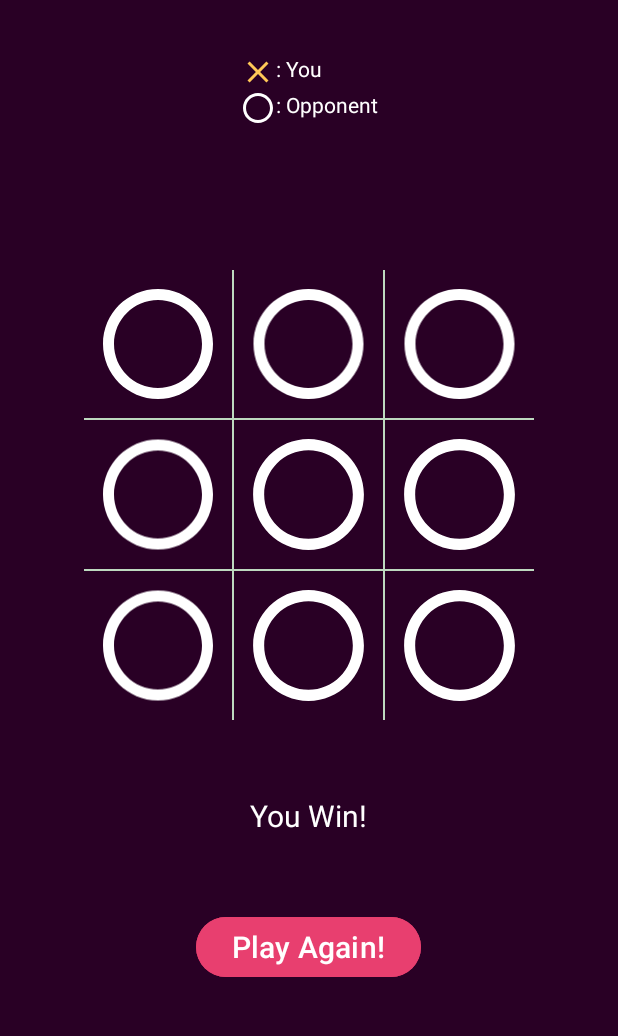
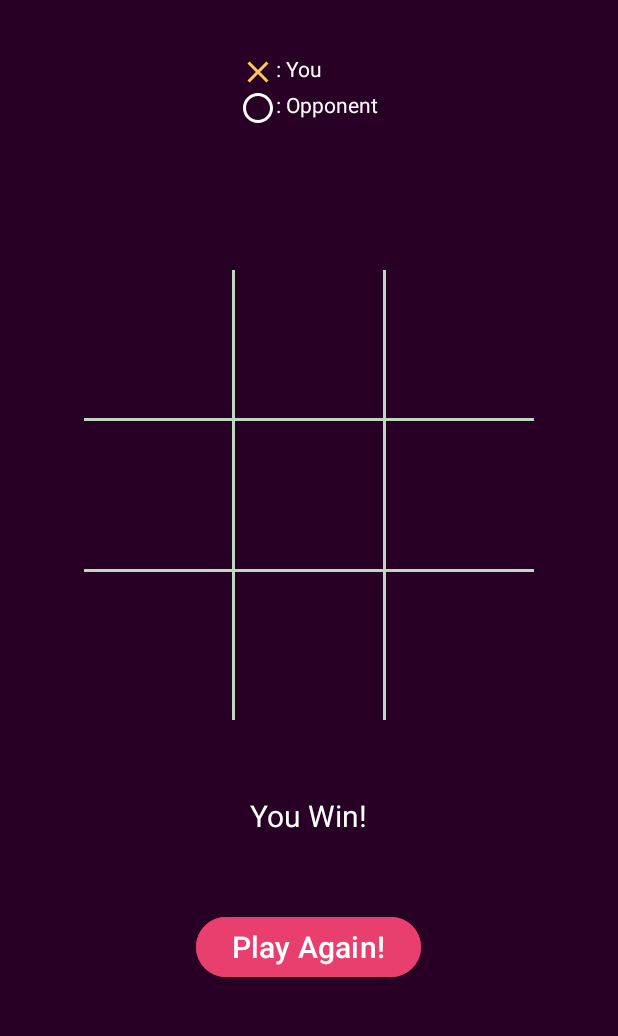
Before and after one commit to mmukramm/TicTacToe-Games, an Android app: the screen it shows after launch (MainActivity), on a phone screen of 412 x 824 dp, the part 123-1159 px from its top. Run offline under Robolectric (Android 15) with nearby library versions, the phone set to English and light mode, and no system bars.

Commit message:
refactor:
remove o_icon as default image

```diff
--- a/app/src/main/res/layout/activity_main.xml
+++ b/app/src/main/res/layout/activity_main.xml
@@ -95,16 +95,15 @@
             android:layout_height="0dp"
             android:layout_rowWeight="1"
             android:layout_columnWeight="1"
-            android:layout_marginEnd="1dp"
-            android:layout_marginBottom="1dp"
+            android:layout_marginEnd="2dp"
+            android:layout_marginBottom="2dp"
             android:background="@color/dark_magenta">
 
             <ImageView
-                android:id="@+id/item1"
+                android:id="@+id/item00"
                 android:layout_width="match_parent"
                 android:layout_height="match_parent"
-                android:layout_margin="5dp"
-                android:src="@drawable/o_icon" />
+                android:layout_margin="5dp" />
         </FrameLayout>
 
         <FrameLayout
@@ -112,15 +111,14 @@
             android:layout_height="0dp"
             android:layout_rowWeight="1"
             android:layout_columnWeight="1"
-            android:layout_marginBottom="1dp"
+            android:layout_marginBottom="2dp"
             android:background="@color/dark_magenta">
 
             <ImageView
-                android:id="@+id/item2"
+                android:id="@+id/item01"
                 android:layout_width="match_parent"
                 android:layout_height="match_parent"
-                android:layout_margin="5dp"
-                android:src="@drawable/o_icon" />
+                android:layout_margin="5dp" />
         </FrameLayout>
 
         <FrameLayout
@@ -128,16 +126,15 @@
             android:layout_height="0dp"
             android:layout_rowWeight="1"
             android:layout_columnWeight="1"
-            android:layout_marginStart="1dp"
-            android:layout_marginBottom="1dp"
+            android:layout_marginStart="2dp"
+            android:layout_marginBottom="2dp"
             android:background="@color/dark_magenta">
 
             <ImageView
-                android:id="@+id/item3"
+                android:id="@+id/item02"
                 android:layout_width="match_parent"
                 android:layout_height="match_parent"
-                android:layout_margin="5dp"
-                android:src="@drawable/o_icon" />
+                android:layout_margin="5dp" />
         </FrameLayout>
 
         <FrameLayout
@@ -145,15 +142,14 @@
             android:layout_height="0dp"
             android:layout_rowWeight="1"
             android:layout_columnWeight="1"
-            android:layout_marginEnd="1dp"
+            android:layout_marginEnd="2dp"
             android:background="@color/dark_magenta">
 
             <ImageView
-                android:id="@+id/item4"
+                android:id="@+id/item10"
                 android:layout_width="match_parent"
                 android:layout_height="match_parent"
-                android:layout_margin="5dp"
-                android:src="@drawable/o_icon" />
+                android:layout_margin="5dp" />
         </FrameLayout>
 
         <FrameLayout
@@ -164,11 +160,10 @@
             android:background="@color/dark_magenta">
 
             <ImageView
-                android:id="@+id/item5"
+                android:id="@+id/item11"
                 android:layout_width="match_parent"
                 android:layout_height="match_parent"
-                android:layout_margin="5dp"
-                android:src="@drawable/o_icon" />
+                android:layout_margin="5dp" />
         </FrameLayout>
 
         <FrameLayout
@@ -176,15 +171,14 @@
             android:layout_height="0dp"
             android:layout_rowWeight="1"
             android:layout_columnWeight="1"
-            android:layout_marginStart="1dp"
+            android:layout_marginStart="2dp"
             android:background="@color/dark_magenta">
 
             <ImageView
-                android:id="@+id/item6"
+                android:id="@+id/item12"
                 android:layout_width="match_parent"
                 android:layout_height="match_parent"
-                android:layout_margin="5dp"
-                android:src="@drawable/o_icon" />
+                android:layout_margin="5dp" />
         </FrameLayout>
 
         <FrameLayout
@@ -192,16 +186,15 @@
             android:layout_height="0dp"
             android:layout_rowWeight="1"
             android:layout_columnWeight="1"
-            android:layout_marginTop="1dp"
-            android:layout_marginEnd="1dp"
+            android:layout_marginTop="2dp"
+            android:layout_marginEnd="2dp"
             android:background="@color/dark_magenta">
 
             <ImageView
-                android:id="@+id/item7"
+                android:id="@+id/item20"
                 android:layout_width="match_parent"
                 android:layout_height="match_parent"
-                android:layout_margin="5dp"
-                android:src="@drawable/o_icon" />
+                android:layout_margin="5dp" />
         </FrameLayout>
 
         <FrameLayout
@@ -209,15 +202,14 @@
             android:layout_height="0dp"
             android:layout_rowWeight="1"
             android:layout_columnWeight="1"
-            android:layout_marginTop="1dp"
+            android:layout_marginTop="2dp"
             android:background="@color/dark_magenta">
 
             <ImageView
-                android:id="@+id/item8"
+                android:id="@+id/item21"
                 android:layout_width="match_parent"
                 android:layout_height="match_parent"
-                android:layout_margin="5dp"
-                android:src="@drawable/o_icon" />
+                android:layout_margin="5dp" />
         </FrameLayout>
 
         <FrameLayout
@@ -225,16 +217,15 @@
             android:layout_height="0dp"
             android:layout_rowWeight="1"
             android:layout_columnWeight="1"
-            android:layout_marginStart="1dp"
-            android:layout_marginTop="1dp"
+            android:layout_marginStart="2dp"
+            android:layout_marginTop="2dp"
             android:background="@color/dark_magenta">
 
             <ImageView
-                android:id="@+id/item9"
+                android:id="@+id/item22"
                 android:layout_width="match_parent"
                 android:layout_height="match_parent"
-                android:layout_margin="5dp"
-                android:src="@drawable/o_icon" />
+                android:layout_margin="5dp" />
         </FrameLayout>
 
     </GridLayout>
```
